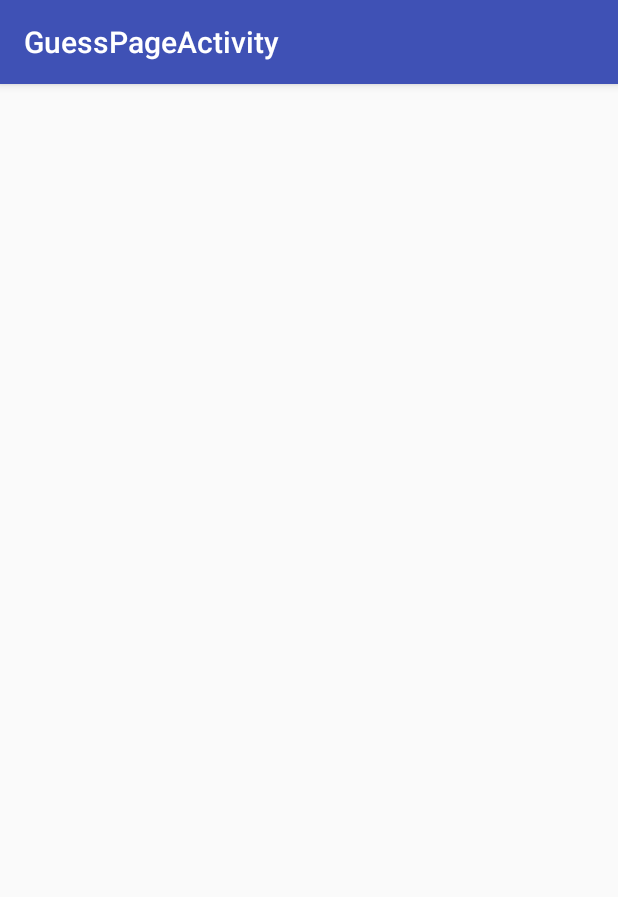
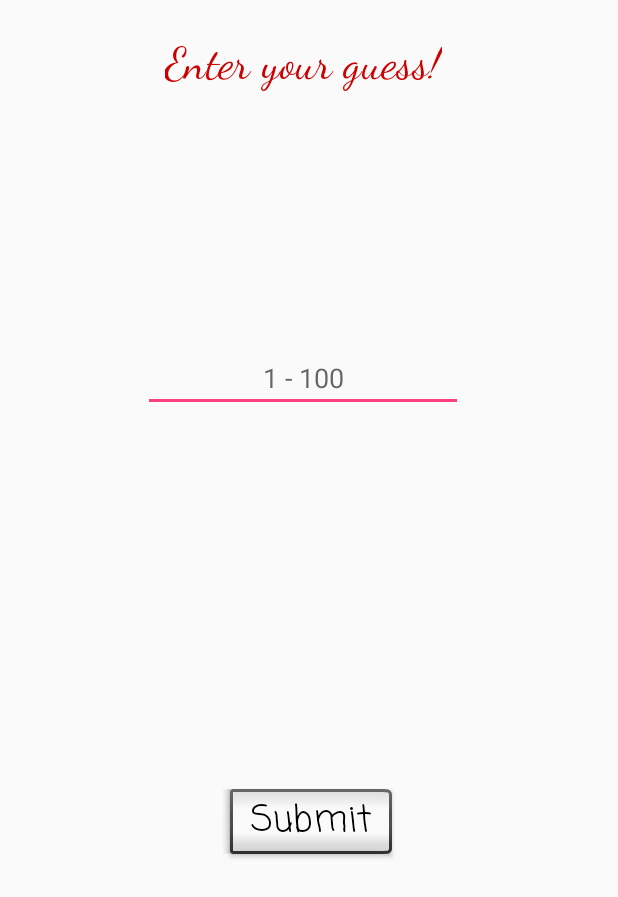
Before and after one commit to JordanRBurke/AndroidGuessingGame, an Android app: the GuessPageActivity screen opened directly, with no data from a screen before it, on a phone screen of 412 x 824 dp. Shown: the top 897 px of the screen. Run offline under Robolectric (Android 15) with nearby library versions, the phone set to English and light mode, and no system bars.

Commit message:
Finished both activity functions. Started working on logic for guessing

```diff
--- a/app/src/main/java/com/jordanburke/guessinggame/GuessPageActivity.java
+++ b/app/src/main/java/com/jordanburke/guessinggame/GuessPageActivity.java
@@ -13,17 +13,17 @@ public class GuessPageActivity extends AppCompatActivity {
     protected void onCreate(Bundle savedInstanceState) {
         super.onCreate(savedInstanceState);
         setContentView(R.layout.activity_guess_page);
-        Toolbar toolbar = (Toolbar) findViewById(R.id.toolbar);
-        setSupportActionBar(toolbar);
+//        Toolbar toolbar = (Toolbar) findViewById(R.id.toolbar);
+//        setSupportActionBar(toolbar);
 
-        FloatingActionButton fab = (FloatingActionButton) findViewById(R.id.fab);
-        fab.setOnClickListener(new View.OnClickListener() {
-            @Override
-            public void onClick(View view) {
-                Snackbar.make(view, "Replace with your own action", Snackbar.LENGTH_LONG)
-                        .setAction("Action", null).show();
-            }
-        });
+//        FloatingActionButton fab = (FloatingActionButton) findViewById(R.id.fab);
+//        fab.setOnClickListener(new View.OnClickListener() {
+//            @Override
+//            public void onClick(View view) {
+//                Snackbar.make(view, "Replace with your own action", Snackbar.LENGTH_LONG)
+//                        .setAction("Action", null).show();
+//            }
+//        });
     }
 
 }
--- a/app/src/main/java/com/jordanburke/guessinggame/MainActivity.java
+++ b/app/src/main/java/com/jordanburke/guessinggame/MainActivity.java
@@ -2,13 +2,49 @@ package com.jordanburke.guessinggame;
 
 import android.support.v7.app.AppCompatActivity;
 import android.os.Bundle;
+import android.view.View;
+import android.widget.Button;
+import android.widget.Toast;
+import android.content.Intent;
+import android.support.v7.app.AppCompatActivity;
+import android.os.Bundle;
+import android.view.View;
+import android.widget.EditText;
 
 public class MainActivity extends AppCompatActivity {
 
+    private Button startButton;
+    private Button submitButton;
     @Override
     protected void onCreate(Bundle savedInstanceState) {
         super.onCreate(savedInstanceState);
         setContentView(R.layout.activity_main);
+        startButton = findViewById(R.id.start_button);
+        submitButton = findViewById(R.id.start_button);
+        sendMessage();
+
+    }
+
+    public void sendMessage() {
+        startButton.setOnClickListener(new View.OnClickListener() {
+            @Override
+            public void onClick(View v) {
+//
+                Intent thisIntent = new Intent(MainActivity.this, GuessPageActivity.class);
+//                thisIntent.putExtra("key", value); //Optional parameters
+                MainActivity.this.startActivity(thisIntent);
+            }
+        }
+        );
+    }
+    public void submitButton() {
+        submitButton.setOnClickListener(new View.OnClickListener() {
+            @Override
+            public void onClick(View v) {
+
+
+            }
+        });
 
 
     }
--- a/app/src/main/res/layout/activity_guess_page.xml
+++ b/app/src/main/res/layout/activity_guess_page.xml
@@ -1,28 +1,73 @@
 <?xml version="1.0" encoding="utf-8"?>
-<android.support.design.widget.CoordinatorLayout xmlns:android="http://schemas.android.com/apk/res/android"
+<android.support.constraint.ConstraintLayout xmlns:android="http://schemas.android.com/apk/res/android"
     xmlns:app="http://schemas.android.com/apk/res-auto"
     xmlns:tools="http://schemas.android.com/tools"
     android:layout_width="match_parent"
     android:layout_height="match_parent"
     tools:context="com.jordanburke.guessinggame.GuessPageActivity">
 
-    <android.support.design.widget.AppBarLayout
-        android:layout_width="match_parent"
+    <TextView
+        android:id="@+id/textView"
+        android:layout_width="wrap_content"
         android:layout_height="wrap_content"
-        android:theme="@style/AppTheme.AppBarOverlay">
+        android:layout_marginEnd="8dp"
+        android:layout_marginStart="8dp"
+        android:layout_marginTop="24dp"
+        android:fontFamily="cursive"
+        android:text="Enter your guess!"
+        android:textColor="@android:color/holo_red_dark"
+        android:textSize="30sp"
+        app:layout_constraintEnd_toEndOf="@+id/input_text_box"
+        app:layout_constraintStart_toStartOf="@+id/input_text_box"
+        app:layout_constraintTop_toTopOf="parent" />
 
-        <android.support.v7.widget.Toolbar
-            android:id="@+id/toolbar"
-            android:layout_width="match_parent"
-            android:layout_height="?attr/actionBarSize"
-            android:background="?attr/colorPrimary"
-            app:popupTheme="@style/AppTheme.PopupOverlay" />
+    <EditText
+        android:id="@+id/input_text_box"
+        android:layout_width="wrap_content"
+        android:layout_height="wrap_content"
+        android:layout_marginBottom="8dp"
+        android:layout_marginEnd="8dp"
+        android:layout_marginTop="8dp"
+        android:ems="10"
+        android:hint="1 - 100"
+        android:inputType="number"
+        android:textAlignment="center"
+        app:layout_constraintBottom_toBottomOf="parent"
+        app:layout_constraintEnd_toEndOf="@+id/submit_button"
+        app:layout_constraintStart_toStartOf="@+id/submit_button"
+        app:layout_constraintTop_toTopOf="parent"
+        app:layout_constraintVertical_bias="0.29000002" />
 
-    </android.support.design.widget.AppBarLayout>
+    <Button
+        android:id="@+id/submit_button"
+        style="@android:style/Widget.Button.Inset"
+        android:layout_width="116dp"
+        android:layout_height="wrap_content"
+        android:layout_marginBottom="8dp"
+        android:layout_marginEnd="8dp"
+        android:layout_marginStart="8dp"
+        android:layout_marginTop="8dp"
+        android:fontFamily="casual"
+        android:text="Submit"
+        android:textSize="24sp"
+        app:layout_constraintBottom_toBottomOf="parent"
+        app:layout_constraintEnd_toEndOf="parent"
+        app:layout_constraintStart_toStartOf="parent"
+        app:layout_constraintTop_toBottomOf="@+id/input_text_box" />
 
-    <include
-        layout="@layout/content_guess_page"
-        android:layout_height="520dp"
-        tools:layout_editor_absoluteY="47dp" />
-
-</android.support.design.widget.CoordinatorLayout>
+    <TextView
+        android:id="@+id/guess_clue_view"
+        android:layout_width="wrap_content"
+        android:layout_height="wrap_content"
+        android:layout_marginBottom="8dp"
+        android:layout_marginEnd="8dp"
+        android:layout_marginStart="8dp"
+        android:layout_marginTop="8dp"
+        android:text="Clue"
+        android:textSize="24sp"
+        android:visibility="invisible"
+        app:layout_constraintBottom_toTopOf="@+id/input_text_box"
+        app:layout_constraintEnd_toEndOf="parent"
+        app:layout_constraintStart_toStartOf="parent"
+        app:layout_constraintTop_toBottomOf="@+id/textView" />
+</android.support.constraint.ConstraintLayout>
--- a/app/src/main/res/layout/activity_main.xml
+++ b/app/src/main/res/layout/activity_main.xml
@@ -44,7 +44,7 @@
         android:layout_marginEnd="8dp"
         android:layout_marginStart="8dp"
         android:layout_marginTop="8dp"
-        android:text="Guess a number. The game will tell you if you need to aim higher or lower ( Made by Jordan B.)"
+        android:text="@string/guess_a_number_the_game_will_tell_you_if_you_need_to_aim_higher_or_lower_made_by_jordan_b"
         android:textColor="@android:color/background_dark"
         android:textSize="14sp"
         app:layout_constraintEnd_toEndOf="parent"
--- a/app/src/main/res/layout/content_guess_page.xml
+++ /dev/null
@@ -1,11 +0,0 @@
-<?xml version="1.0" encoding="utf-8"?>
-<android.support.constraint.ConstraintLayout xmlns:android="http://schemas.android.com/apk/res/android"
-    xmlns:app="http://schemas.android.com/apk/res-auto"
-    xmlns:tools="http://schemas.android.com/tools"
-    android:layout_width="match_parent"
-    android:layout_height="match_parent"
-    app:layout_behavior="@string/appbar_scrolling_view_behavior"
-    tools:context="com.jordanburke.guessinggame.GuessPageActivity"
-    tools:showIn="@layout/activity_guess_page">
-
-</android.support.constraint.ConstraintLayout>
--- a/app/src/main/res/values/strings.xml
+++ b/app/src/main/res/values/strings.xml
@@ -2,4 +2,5 @@
     <string name="app_name">GuessingGame</string>
     <string name="start">Start</string>
     <string name="title_activity_guess_page">GuessPageActivity</string>
+    <string name="guess_a_number_the_game_will_tell_you_if_you_need_to_aim_higher_or_lower_made_by_jordan_b">Guess a number. The game will tell you if you need to aim higher or lower ( Made by Jordan B.)</string>
 </resources>
```
